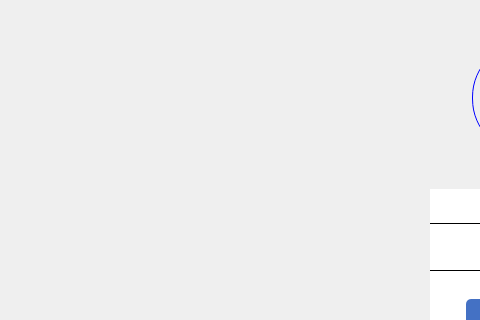
Qt form login.ui (jaueone/Magnetic) before a commit; both pictures show x 0 to 480 and y 91 to 411 of the 1078 by 598 pixel window.
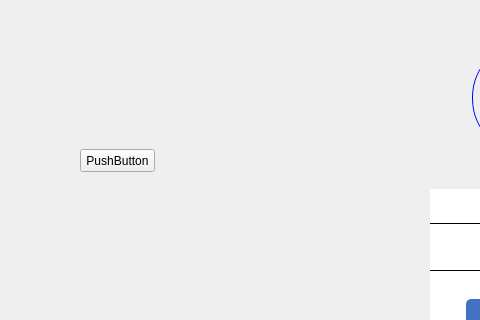
The same form after that commit. Icons and pictures are not drawn.

The edit to the form file:
```diff
--- a/login.ui
+++ b/login.ui
@@ -127,6 +127,19 @@
     <string/>
    </property>
   </widget>
+  <widget class="QPushButton" name="pushButton_2">
+   <property name="geometry">
+    <rect>
+     <x>80</x>
+     <y>240</y>
+     <width>75</width>
+     <height>23</height>
+    </rect>
+   </property>
+   <property name="text">
+    <string>PushButton</string>
+   </property>
+  </widget>
  </widget>
  <resources/>
  <connections/>
```
